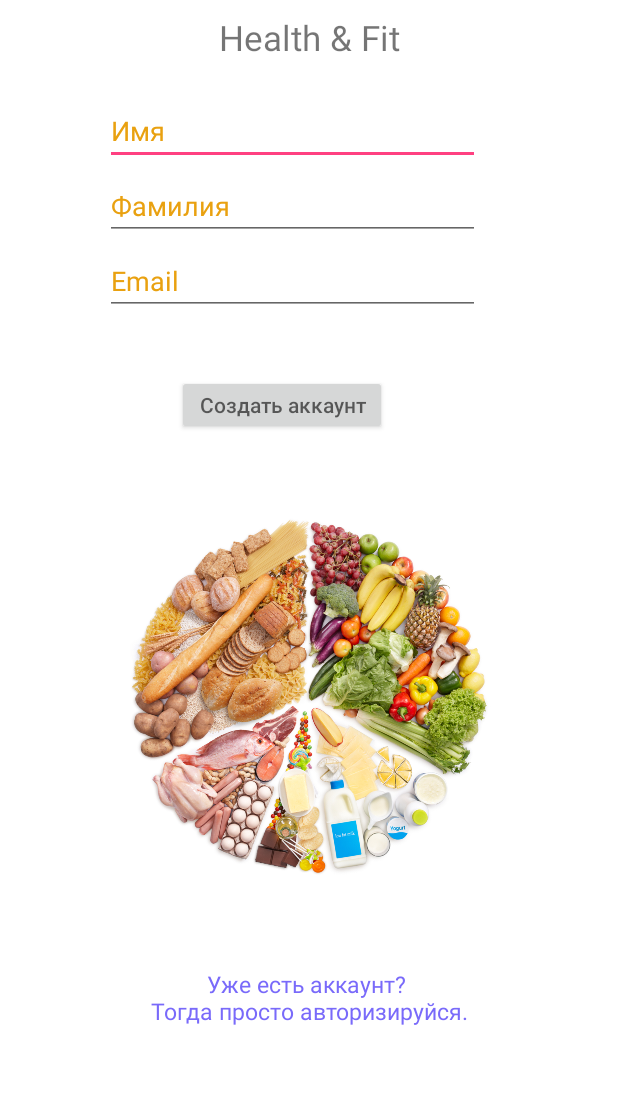
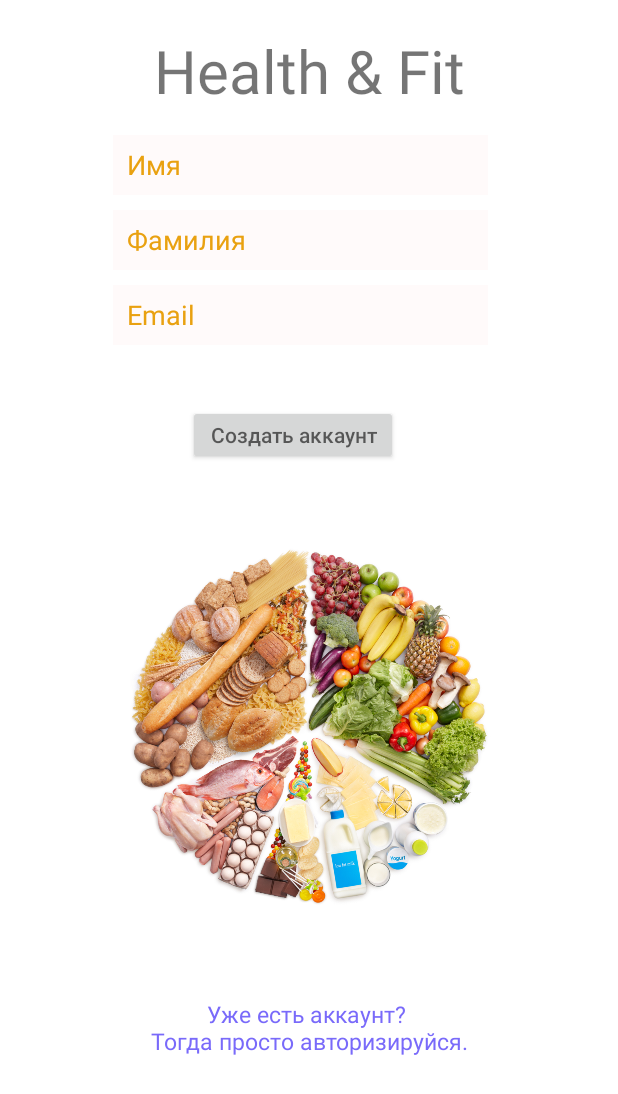
Before and after one commit to MainStar/HealthAndFit, an Android app: the screen it shows after launch (MainActivity), on a phone screen of 412 x 824 dp. Shown: the top 1094 px of the screen. Run offline under Robolectric (Android 15) with nearby library versions, the phone set to English and light mode, and no system bars.

```diff
--- a/app/src/main/AndroidManifest.xml
+++ b/app/src/main/AndroidManifest.xml
@@ -16,6 +16,7 @@
                 <category android:name="android.intent.category.LAUNCHER" />
             </intent-filter>
         </activity>
+        <activity android:name=".AuthorizationActivity"></activity>
     </application>
 
 </manifest>
--- a/app/src/main/res/layout/activity_main.xml
+++ b/app/src/main/res/layout/activity_main.xml
@@ -9,69 +9,72 @@
     <LinearLayout
         android:layout_width="match_parent"
         android:layout_height="match_parent"
+        android:background="#FFFFFF"
         android:orientation="vertical"
-        android:background="#FFFFFF">
+        tools:layout_editor_absoluteX="60dp"
+        tools:layout_editor_absoluteY="0dp">
 
         <TextView
             android:layout_width="match_parent"
             android:layout_height="50dp"
-            android:textSize="23sp"
+            android:layout_marginTop="20dp"
             android:gravity="center"
             android:text="Health &amp; Fit"
-            />
+            android:textSize="40sp" />
 
         <EditText
             android:layout_width="250dp"
             android:layout_height="40dp"
+            android:layout_marginLeft="75dp"
             android:layout_marginTop="20dp"
-            android:layout_marginLeft="70dp"
-            android:hint="Имя"
-            android:textColorHint="#E9A110"
-            />
-        <EditText
-            android:layout_width="250dp"
-            android:layout_height="40dp"
-            android:layout_marginTop="10dp"
-            android:layout_marginLeft="70dp"
-            android:hint="Фамилия"
-            android:textColorHint="#E9A110"
-            />
+            android:hint="  Имя"
+            android:background="#FFFAFA"
+            android:textColorHint="#E9A110" />
 
         <EditText
             android:layout_width="250dp"
             android:layout_height="40dp"
+            android:layout_marginLeft="75dp"
             android:layout_marginTop="10dp"
-            android:layout_marginLeft="70dp"
-            android:hint="Email"
-            android:textColorHint="#E9A110"
-            />
+            android:hint="  Фамилия"
+            android:background="#FFFAFA"
+            android:textColorHint="#E9A110" />
+
+        <EditText
+            android:layout_width="250dp"
+            android:layout_height="40dp"
+            android:layout_marginLeft="75dp"
+            android:layout_marginTop="10dp"
+            android:hint="  Email"
+            android:background="#FFFAFA"
+            android:textColorHint="#E9A110" />
 
         <Button
             android:layout_width="140dp"
             android:layout_height="40dp"
+            android:layout_marginLeft="125dp"
             android:layout_marginTop="40dp"
-            android:textColor="#000000"
-            android:layout_marginLeft="118dp"
             android:hint="Создать аккаунт"
-            />
+            android:textColor="#000000" />
 
         <ImageView
             android:layout_width="match_parent"
             android:layout_height="250dp"
             android:layout_marginTop="50dp"
-            android:src="@drawable/background"
-            />
+            android:src="@drawable/background" />
 
         <TextView
+            android:id="@+id/linkHaveAccount"
             android:layout_width="match_parent"
             android:layout_height="40dp"
             android:layout_marginTop="55dp"
-            android:textSize="15sp"
+            android:autoLink="web"
+            android:clickable="true"
+            android:onClick="excitingAccount"
             android:gravity="center"
+            android:text="Уже есть аккаунт? \nТогда просто авторизируйся."
             android:textColor="#796AFA"
-            android:text="Уже есть аккаунт? \nТогда просто авторизируйся." android:autoLink="web"
-            android:clickable="true"
-            />
+            android:textSize="15sp" />
 
     </LinearLayout>
 
```
Also changed, not shown: app/src/main/java/com/example/mainstar/health/AuthorizationActivity.java (added, +19 -0 lines), app/src/main/java/com/example/mainstar/health/MainActivity.java (+16 -1 lines), app/src/main/res/layout/authorization_activity.xml (added, +58 -0 lines).
